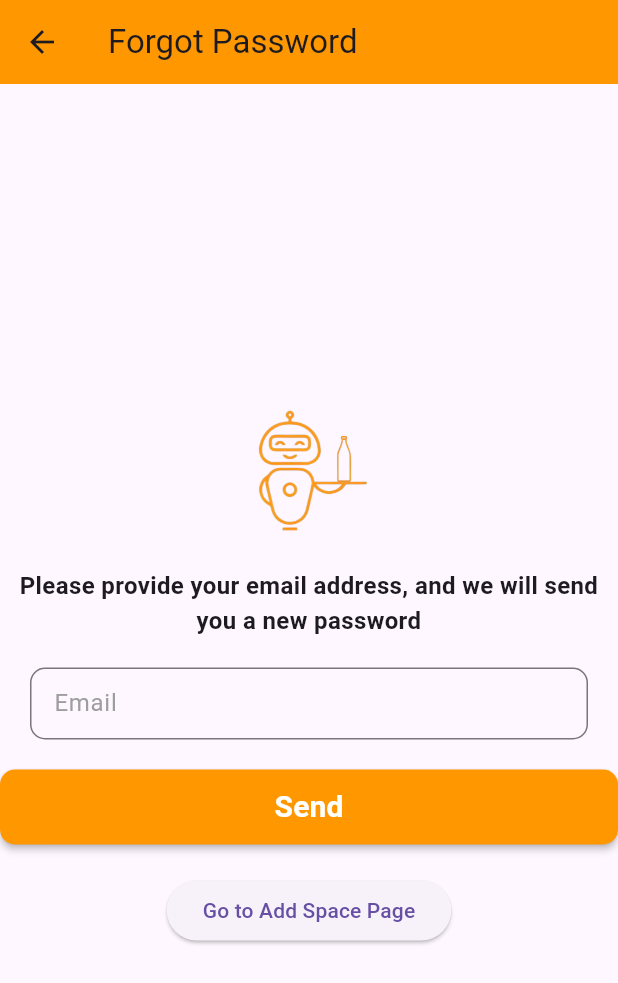
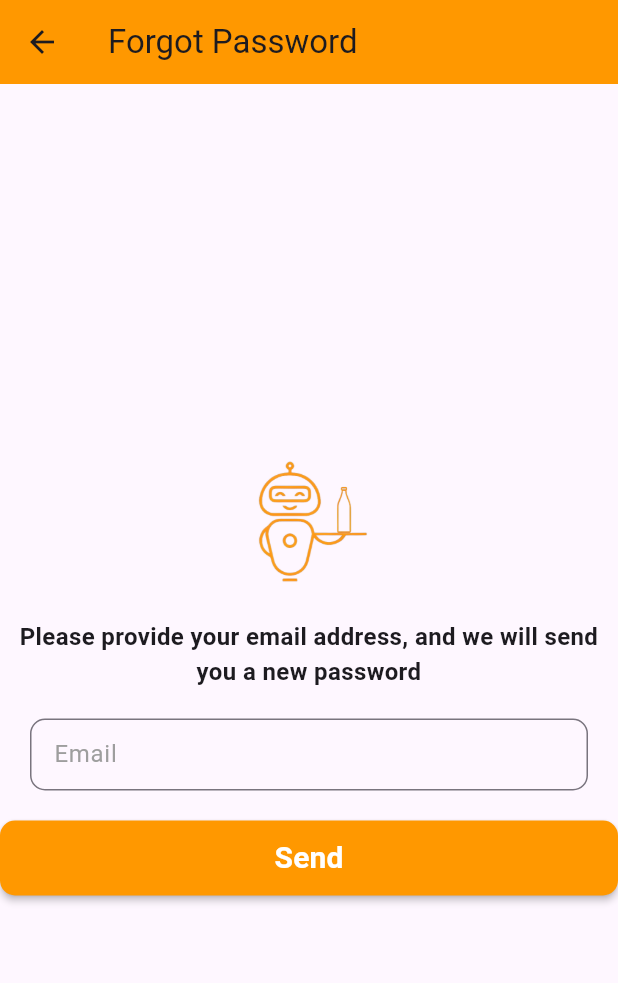
Before and after one commit to FPA-SEC-groupes/client_applications, a Flutter app: the ForgetPassword screen opened by its route, on a phone screen of 412 x 824 dp. Shown: the top 983 px of the screen. Run offline on Flutter 3.47's test engine with Material 3 defaults, Android fonts, the phone set to English and light mode, and no system bars; our stand-ins replace connectivity_plus, dio, firebase_core, firebase_messaging, flutter_image_compress, flutter_local_notifications and 13 more; missing offline and left inert: draggable_fab, qr_code_scanner, translator, wifi_iot; accounts and stored records are empty; generated files the repository leaves out were written again; network calls fail.

Commit message:
update basket item , commande details , forget password , login , space , update commanade page

```diff
--- a/lib/utils/const.dart
+++ b/lib/utils/const.dart
@@ -1,5 +1,5 @@
 // const baseUrl="https://backend-production-b7ef.up.railway.app";
-const baseUrl = "http://192.168.1.18:8082";
+const baseUrl = "http://192.168.1.193:8082";
 const apiKey="AIzaSyCbaCcJ17jjCDAIDCIEATD3NrabhaDi1aU";
 // const productUrl="/photos/product/";
 const spaceUrl ="/photos/space/";
--- a/lib/views/UpdateCommande.dart
+++ b/lib/views/UpdateCommande.dart
@@ -37,6 +37,7 @@ class _UpdateCommandeState extends State<UpdateCommande> {
 
   @override
   void initState() {
+    print(widget.command.toString());
     _basketViewModel = BasketViewModel(context);
     fetchCommandByBasketId();
     validateSessionForUsers();
--- a/lib/views/command_details.dart
+++ b/lib/views/command_details.dart
@@ -166,6 +166,7 @@ class _CommandDetailsState extends State<CommandDetails> {
                     borderRadius: BorderRadius.circular(5.0), color: orange),
                 margin: const EdgeInsets.symmetric(horizontal: 20, vertical: 10),
                 child: MaterialButton(
+
                   onPressed: () {
                     Navigator.push(
                       context,
--- a/lib/views/forget_password.dart
+++ b/lib/views/forget_password.dart
@@ -124,13 +124,6 @@ class _ForgetPasswordState extends State<ForgetPassword> {
                   },
                 ),
                 const SizedBox(height: 20),
-                ElevatedButton(
-                  onPressed: () {
-                    Navigator.pushNamed(context, '/add-space');
-                  },
-                  child: Text('Go to Add Space Page'),
-                ),
-                const SizedBox(height: 20),
               ],
             ),
           ),
--- a/lib/views/space.dart
+++ b/lib/views/space.dart
@@ -270,7 +270,8 @@ class _DetailsSpaceState extends State<DetailsSpace> {
                               context,
                               MaterialPageRoute(
                                 builder: (context) =>  Login(
-                                    previousPage:'space'
+                                    previousPage:'space',
+                                   space: widget.space,
                                 ),
                               ),
                             );
--- a/lib/widgets/basket_item.dart
+++ b/lib/widgets/basket_item.dart
@@ -163,7 +163,7 @@ class _BasketItemState extends State<BasketItem> {
                           InkWell(
                             onTap: widget.onDelete,
                             child: Row(
-                              children: const [
+                              children: [
                                 Icon(
                                   Icons.delete,
                                   color: gray,
@@ -171,7 +171,7 @@ class _BasketItemState extends State<BasketItem> {
                                 ),
                                 SizedBox(width: 5.0),
                                 Text(
-                                  'Remove',
+                                  AppLocalizations.of(context)!.delete,  // This is now non-constant
                                   style: TextStyle(
                                     color: gray,
                                     fontSize: 18,
```
Also changed, not shown: lib/views/login.dart (+10 -1 lines).
